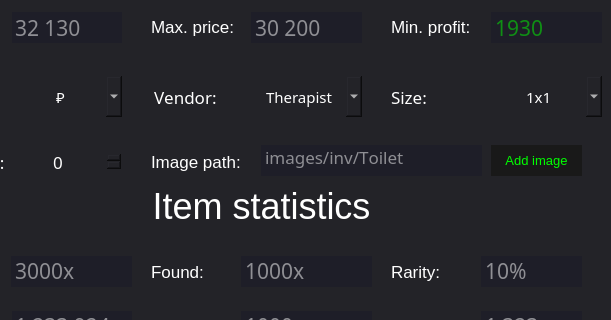
Old version of the form gui/base_ui.ui in the repository kennyhml/night-market; both pictures show x 409 to 1020 and y 131 to 451 of the 1020 by 619 pixel window.
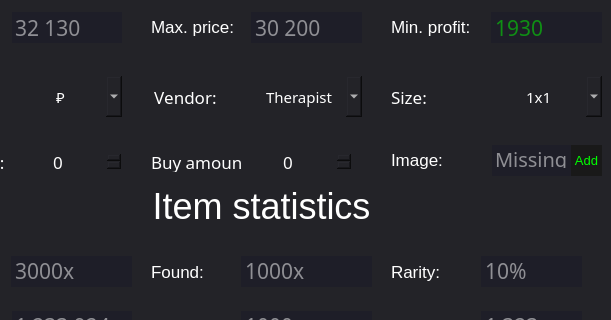
New version of the form. Icons and pictures are not drawn. Custom widgets are drawn as their Qt base class.

Patch:
```diff
--- a/gui/base_ui.ui
+++ b/gui/base_ui.ui
@@ -8274,16 +8274,16 @@
      <widget class="QTextEdit" name="item_image_path">
       <property name="geometry">
        <rect>
-        <x>360</x>
+        <x>590</x>
         <y>274</y>
-        <width>221</width>
+        <width>81</width>
         <height>31</height>
        </rect>
       </property>
       <property name="font">
        <font>
         <family>Segoe UI Variable Display Light</family>
-        <pointsize>13</pointsize>
+        <pointsize>15</pointsize>
         <weight>50</weight>
         <italic>false</italic>
         <bold>false</bold>
@@ -8332,18 +8332,18 @@
        <string>&lt;!DOCTYPE HTML PUBLIC &quot;-//W3C//DTD HTML 4.0//EN&quot; &quot;http://www.w3.org/TR/REC-html40/strict.dtd&quot;&gt;
 &lt;html&gt;&lt;head&gt;&lt;meta name=&quot;qrichtext&quot; content=&quot;1&quot; /&gt;&lt;style type=&quot;text/css&quot;&gt;
 p, li { white-space: pre-wrap; }
-&lt;/style&gt;&lt;/head&gt;&lt;body style=&quot; font-family:'Segoe UI Variable Display Light'; font-size:13pt; font-weight:400; font-style:normal;&quot;&gt;
+&lt;/style&gt;&lt;/head&gt;&lt;body style=&quot; font-family:'Segoe UI Variable Display Light'; font-size:15pt; font-weight:400; font-style:normal;&quot;&gt;
 &lt;p align=&quot;center&quot; style=&quot;-qt-paragraph-type:empty; margin-top:0px; margin-bottom:0px; margin-left:0px; margin-right:0px; -qt-block-indent:0; text-indent:0px; font-size:16pt;&quot;&gt;&lt;br /&gt;&lt;/p&gt;&lt;/body&gt;&lt;/html&gt;</string>
       </property>
       <property name="placeholderText">
-       <string>images/inv/Toilet paper.png</string>
+       <string>Missing</string>
       </property>
      </widget>
      <widget class="QLabel" name="set_item_value_11">
       <property name="geometry">
        <rect>
-        <x>250</x>
-        <y>270</y>
+        <x>490</x>
+        <y>268</y>
         <width>101</width>
         <height>41</height>
        </rect>
@@ -8557,15 +8557,15 @@
 background-color: rgb(35,35,40)</string>
       </property>
       <property name="text">
-       <string>Image path:</string>
+       <string>Image:</string>
       </property>
      </widget>
      <widget class="QPushButton" name="add_image">
       <property name="geometry">
        <rect>
-        <x>590</x>
+        <x>670</x>
         <y>274</y>
-        <width>91</width>
+        <width>31</width>
         <height>31</height>
        </rect>
       </property>
@@ -8598,7 +8598,69 @@
 }</string>
       </property>
       <property name="text">
-       <string>Add image</string>
+       <string>Add</string>
+      </property>
+     </widget>
+     <widget class="QLabel" name="amount_label">
+      <property name="geometry">
+       <rect>
+        <x>250</x>
+        <y>280</y>
+        <width>91</width>
+        <height>21</height>
+       </rect>
+      </property>
+      <property name="font">
+       <font>
+        <family>Segoe UI Variable Display Light</family>
+        <pointsize>13</pointsize>
+        <weight>50</weight>
+        <italic>false</italic>
+        <bold>false</bold>
+        <underline>false</underline>
+        <strikeout>false</strikeout>
+        <kerning>false</kerning>
+       </font>
+      </property>
+      <property name="styleSheet">
+       <string notr="true">color:rgb(255,255,255);
+background-color: rgb(35,35,40)</string>
+      </property>
+      <property name="text">
+       <string>Buy amount:</string>
+      </property>
+      <property name="alignment">
+       <set>Qt::AlignLeading|Qt::AlignLeft|Qt::AlignVCenter</set>
+      </property>
+     </widget>
+     <widget class="QSpinBox" name="item_buy_amount">
+      <property name="geometry">
+       <rect>
+        <x>380</x>
+        <y>280</y>
+        <width>71</width>
+        <height>21</height>
+       </rect>
+      </property>
+      <property name="font">
+       <font>
+        <family>Segoe UI Variable Display Light</family>
+        <pointsize>13</pointsize>
+       </font>
+      </property>
+      <property name="toolTip">
+       <string>The amount of times you would like to refresh</string>
+      </property>
+      <property name="styleSheet">
+       <string notr="true">QSpinBox {
+	color: rgb(255,255,255);
+background-color: rgb(35,35,40)
+}
+
+</string>
+      </property>
+      <property name="maximum">
+       <number>120</number>
       </property>
      </widget>
      <zorder>label_2</zorder>
@@ -8643,6 +8705,8 @@
      <zorder>item_image_path</zorder>
      <zorder>set_item_value_11</zorder>
      <zorder>add_image</zorder>
+     <zorder>amount_label</zorder>
+     <zorder>item_buy_amount</zorder>
     </widget>
     <widget class="QWidget" name="maintab_statistics">
      <attribute name="title">
```
